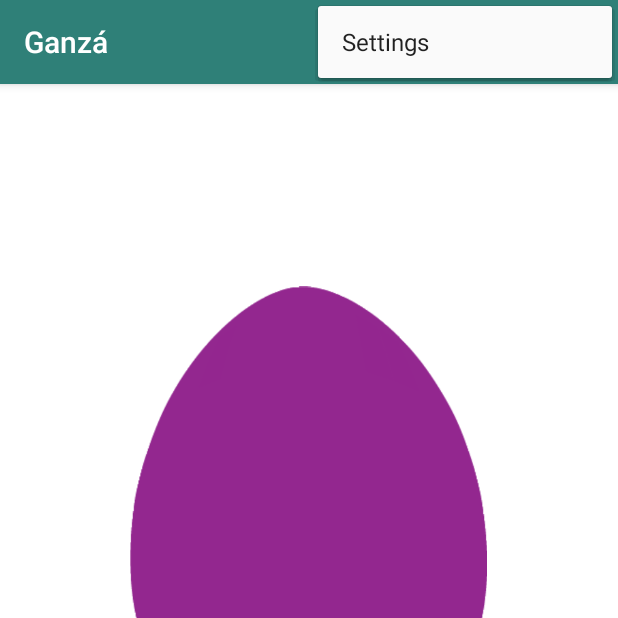
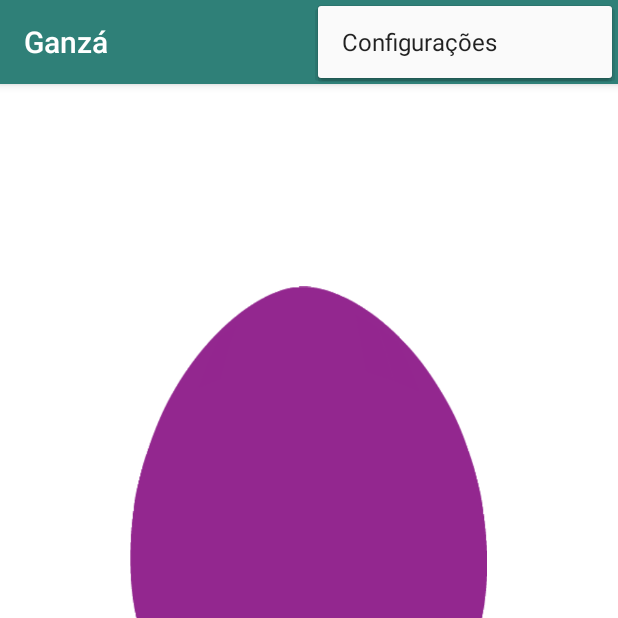
Before and after one commit to firstsolution/br.com.CafeComPixel.AppGanza, an Android app: the screen it shows after launch (GanzaActivity), with the options menu open, on a phone screen of 412 x 824 dp, the top half of it. Run offline under Robolectric (Android 15) with nearby library versions, the light colour scheme and no system bars.

Commit message:
modificar som do ganza, bloqueia app para nao gira landscape

```diff
--- a/app/src/main/AndroidManifest.xml
+++ b/app/src/main/AndroidManifest.xml
@@ -10,8 +10,8 @@
         android:theme="@style/AppTheme" >
         <activity
             android:name=".GanzaActivity"
-            android:label="@string/app_name"
-            android:theme="@style/AppTheme.NoActionBar" >
+            android:theme="@style/AppTheme.NoActionBar"
+            android:screenOrientation="portrait">
             <intent-filter>
                 <action android:name="android.intent.action.MAIN" />
 
--- a/app/src/main/java/br/com/cafecompixel/appganza/GanzaActivity.java
+++ b/app/src/main/java/br/com/cafecompixel/appganza/GanzaActivity.java
@@ -41,7 +41,7 @@ public class GanzaActivity extends AppCompatActivity {
     }
 
     public void playSound() {
-        MediaPlayer player = MediaPlayer.create(this, R.raw.shakeregg2);
+        MediaPlayer player = MediaPlayer.create(this, R.raw.shek);
         player.start();
         player.setOnCompletionListener(new MediaPlayer.OnCompletionListener() {
 
@@ -66,7 +66,6 @@ public class GanzaActivity extends AppCompatActivity {
         int id = item.getItemId();
 
         if (id == R.id.action_settings) {
-            return true;
         }
 
         return super.onOptionsItemSelected(item);
--- a/app/src/main/java/br/com/cafecompixel/appganza/ShakeDetector.java
+++ b/app/src/main/java/br/com/cafecompixel/appganza/ShakeDetector.java
@@ -9,12 +9,12 @@ import android.hardware.SensorEventListener;
  */
 public class ShakeDetector implements SensorEventListener {
 
-    private static final int MIN_SHAKE_ACCELERATION = 3;
+    private static final int MIN_SHAKE_ACCELERATION = 5;
 
 
     private static final int MIN_MOVEMENTS = 1;
 
-    private static final int MAX_SHAKE_DURATION = 500;
+    private static final int MAX_SHAKE_DURATION = 100;
 
     private float[] mGravity = { 0.0f, 0.0f, 0.0f };
     private float[] mLinearAcceleration = { 0.0f, 0.0f, 0.0f };
--- a/app/src/main/res/menu/menu_ganza.xml
+++ b/app/src/main/res/menu/menu_ganza.xml
@@ -2,5 +2,5 @@
     xmlns:app="http://schemas.android.com/apk/res-auto"
     xmlns:tools="http://schemas.android.com/tools" tools:context=".GanzaActivity">
     <item android:id="@+id/action_settings" android:title="@string/action_settings"
-        android:orderInCategory="100" app:showAsAction="never" />
+        android:orderInCategory="0" app:showAsAction="never" />
 </menu>
--- a/app/src/main/res/values/strings.xml
+++ b/app/src/main/res/values/strings.xml
@@ -1,5 +1,5 @@
 <resources>
     <string name="app_name">Ganzá</string>
-    <string name="action_settings">Settings</string>
+    <string name="action_settings">Configurações</string>
     <string name="frase">Chacoalhe o aparelho para \nfazer o som do Ovinho Ganzá </string>
 </resources>
```
Also changed, not shown: 3 other files.
